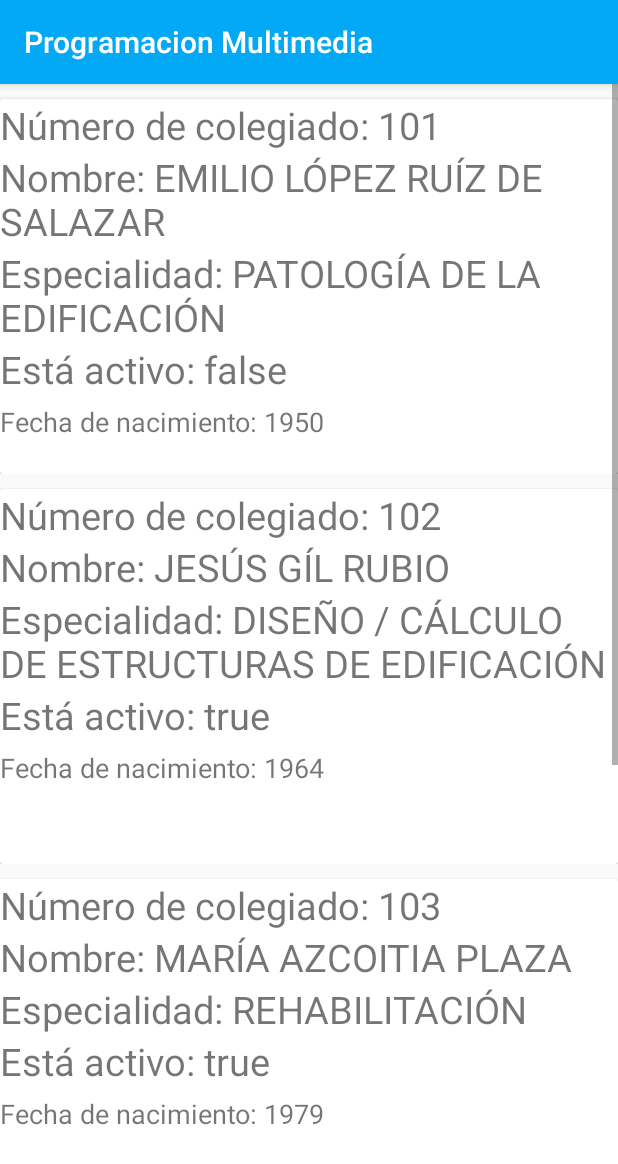
After one commit to RafaelLibrero/PMDM, an Android app: the ArchitectureActivity screen opened directly, with no data from a screen before it, on a phone screen of 412 x 824 dp. The commit adds this screen. Shown: the top 1164 px of the screen. Run offline under Robolectric (Android 15) with nearby library versions, the phone set to English and light mode, and no system bars.

Commit message:
RecyclerView en Arquitectura con json

```diff
--- a/app/build.gradle
+++ b/app/build.gradle
@@ -35,6 +35,7 @@ dependencies {
     implementation 'androidx.constraintlayout:constraintlayout:2.1.4'
     implementation 'androidx.navigation:navigation-ui:2.5.3'
     implementation 'androidx.recyclerview:recyclerview:1.2.1'
+    implementation 'com.google.code.gson:gson:2.9.0'
     testImplementation 'junit:junit:4.13.2'
     androidTestImplementation 'androidx.test.ext:junit:1.1.3'
     androidTestImplementation 'androidx.test.espresso:espresso-core:3.4.0'
--- /dev/null
+++ b/app/src/main/java/com/rafaellibrero/programacionmultimedia/ui/architecture/ArchitectureActivity.java
@@ -0,0 +1,97 @@
+package com.rafaellibrero.programacionmultimedia.ui.architecture;
+
+import androidx.appcompat.app.AppCompatActivity;
+import androidx.recyclerview.widget.LinearLayoutManager;
+import androidx.recyclerview.widget.RecyclerView;
+
+import android.os.Bundle;
+import android.util.Log;
+
+import com.rafaellibrero.programacionmultimedia.R;
+import com.rafaellibrero.programacionmultimedia.ui.architecture.recycler.Arquitectura;
+import com.rafaellibrero.programacionmultimedia.ui.architecture.recycler.Adapter;
+
+import org.json.JSONArray;
+import org.json.JSONException;
+import org.json.JSONObject;
+
+import java.io.BufferedReader;
+import java.io.IOException;
+import java.io.InputStream;
+import java.io.InputStreamReader;
+import java.util.ArrayList;
+
+public class ArchitectureActivity extends AppCompatActivity {
+
+    private ArrayList<Arquitectura> elements;
+
+    private static final String TAG = "ArchitectureActivity";
+
+    @Override
+    protected void onCreate(Bundle savedInstanceState) {
+        super.onCreate(savedInstanceState);
+        setContentView(R.layout.activity_architecture);
+
+        elements = new ArrayList<>();
+
+        Adapter recyclerViewAdapter = new Adapter(elements, this);
+
+        RecyclerView recyclerView = findViewById(R.id.recyclerView);
+        recyclerView.setLayoutManager(new LinearLayoutManager(this));
+        recyclerView.setHasFixedSize(true);
+        recyclerView.setAdapter(recyclerViewAdapter);
+
+        addItemsFromJSON();
+
+    }
+
+    private void addItemsFromJSON() {
+        try {
+
+            String jsonDataString = readJSONDataFromFile();
+            JSONArray jsonArray = new JSONArray(jsonDataString);
+
+            for (int i=0; i<jsonArray.length(); ++i) {
+
+                JSONObject itemObj = jsonArray.getJSONObject(i);
+
+                int numColegiado = itemObj.getInt("NumColegiado");
+                String nombre = itemObj.getString("Nombre");
+                String especialidad = itemObj.getString("Especialidad");
+                boolean estaActivo = itemObj.getBoolean("EstaActivo");
+                int fechaNacimiento = itemObj.getInt("FechaNacimiento");
+
+                Arquitectura arquitectura = new Arquitectura
+                        (numColegiado,nombre,especialidad, estaActivo, fechaNacimiento);
+                elements.add(arquitectura);
+            }
+
+        } catch (JSONException | IOException e) {
+            Log.d(TAG, "addItemsFromJSON: ", e);
+        }
+    }
+
+    private String readJSONDataFromFile() throws IOException {
+
+        InputStream inputStream = null;
+        StringBuilder builder = new StringBuilder();
+
+        try {
+
+            String jsonString = null;
+            inputStream = getResources().openRawResource(R.raw.arquitectura);
+            BufferedReader bufferedReader = new BufferedReader(
+                    new InputStreamReader(inputStream, "UTF-8"));
+
+            while ((jsonString = bufferedReader.readLine()) != null) {
+                builder.append(jsonString);
+            }
+
+        } finally {
+            if (inputStream != null) {
+                inputStream.close();
+            }
+        }
+        return new String(builder);
+    }
+}
--- /dev/null
+++ b/app/src/main/java/com/rafaellibrero/programacionmultimedia/ui/architecture/recycler/Adapter.java
@@ -0,0 +1,66 @@
+package com.rafaellibrero.programacionmultimedia.ui.architecture.recycler;
+
+import android.content.Context;
+import android.view.LayoutInflater;
+import android.view.View;
+import android.view.ViewGroup;
+import android.widget.TextView;
+
+import androidx.annotation.NonNull;
+import androidx.recyclerview.widget.RecyclerView;
+
+import com.rafaellibrero.programacionmultimedia.R;
+
+import java.util.ArrayList;
+
+public class Adapter extends RecyclerView.Adapter<Adapter.MyViewHolder> {
+
+    private ArrayList<Arquitectura> list;
+    private final Context mContext;
+
+    public Adapter(ArrayList<Arquitectura> list, Context context) {
+        this.list = list;
+        this.mContext = context;
+    }
+
+    @Override
+    public MyViewHolder onCreateViewHolder(@NonNull ViewGroup parent, int viewType) {
+
+        View view = LayoutInflater.from(parent.getContext()).inflate(R.layout.row_architecture, parent, false);
+        return new MyViewHolder(view);
+    }
+
+    @Override
+    public void onBindViewHolder(@NonNull MyViewHolder holder, int position) {
+        holder.numColegiado.setText(mContext.getString(R.string.arch_NumColegiado, list.get(position).getNumColegiado()));
+        holder.nombre.setText(mContext.getString(R.string.arch_Nombre, list.get(position).getNombre()));
+        holder.especialidad.setText(mContext.getString(R.string.arch_Especialidad, list.get(position).getEspecialidad()));
+        holder.estaActivo.setText(mContext.getString(R.string.arch_EstaActivo, list.get(position).getEstaActivo()));
+        holder.fechaNacimiento.setText(mContext.getString(R.string.arch_FechaDeNacimiento, list.get(position).getFechaNacimiento()));
+    }
+
+    @Override
+    public int getItemCount() {
+        return list.size();
+    }
+
+    public class MyViewHolder extends RecyclerView.ViewHolder{
+
+        private TextView numColegiado;
+        private TextView nombre;
+        private TextView especialidad;
+        private TextView estaActivo;
+        private TextView fechaNacimiento;
+
+        public MyViewHolder(@NonNull View itemView) {
+            super(itemView);
+
+            numColegiado = itemView.findViewById(R.id.tvNumColegiado);
+            nombre = itemView.findViewById(R.id.tvNombre);
+            especialidad = itemView.findViewById(R.id.tvEspecialidad);
+            estaActivo = itemView.findViewById(R.id.tvEstaActivo);
+            fechaNacimiento = itemView.findViewById(R.id.tvFechaNacimiento);
+        }
+    }
+
+}
--- /dev/null
+++ b/app/src/main/java/com/rafaellibrero/programacionmultimedia/ui/architecture/recycler/Arquitectura.java
@@ -0,0 +1,40 @@
+package com.rafaellibrero.programacionmultimedia.ui.architecture.recycler;
+
+public class Arquitectura {
+
+    private final int NumColegiado;
+    private final String Nombre;
+    private final String Especialidad;
+    private final boolean EstaActivo;
+    private final int FechaNacimiento;
+
+    public Arquitectura
+            (int NumColegiado, String Nombre, String Especialidad,
+             boolean EstaActivo, int FechaNacimiento) {
+        this.NumColegiado = NumColegiado;
+        this.Nombre = Nombre;
+        this.Especialidad = Especialidad;
+        this.EstaActivo = EstaActivo;
+        this.FechaNacimiento = FechaNacimiento;
+    }
+
+    public String getNumColegiado(){
+        return String.valueOf(NumColegiado);
+    }
+
+    public String getNombre(){
+        return Nombre;
+    }
+
+    public String getEspecialidad(){
+        return Especialidad;
+    }
+
+    public String getEstaActivo(){
+        return String.valueOf(EstaActivo);
+    }
+
+    public String getFechaNacimiento(){
+        return String.valueOf(FechaNacimiento);
+    }
+}
--- a/app/src/main/java/com/rafaellibrero/programacionmultimedia/ui/recycler/ListElement.java
+++ b/app/src/main/java/com/rafaellibrero/programacionmultimedia/ui/picture/recycler/ListElement.java
@@ -1,4 +1,4 @@
-package com.rafaellibrero.programacionmultimedia.ui.recycler;
+package com.rafaellibrero.programacionmultimedia.ui.picture.recycler;
 
 import java.io.Serializable;
 
--- a/app/src/main/java/com/rafaellibrero/programacionmultimedia/ui/recycler/RVAdapter.java
+++ b/app/src/main/java/com/rafaellibrero/programacionmultimedia/ui/picture/recycler/RVAdapter.java
@@ -1,4 +1,4 @@
-package com.rafaellibrero.programacionmultimedia.ui.recycler;
+package com.rafaellibrero.programacionmultimedia.ui.picture.recycler;
 
 import android.view.LayoutInflater;
 import android.view.View;
@@ -16,7 +16,7 @@ public class RVAdapter
         extends RecyclerView.Adapter<RVAdapter.MyViewHolder>
         implements  View.OnClickListener {
 
-    ArrayList<ListElement> list;
+    private ArrayList<ListElement> list;
     private View.OnClickListener listener;
 
     public RVAdapter(ArrayList<ListElement> list) {
@@ -26,7 +26,7 @@ public class RVAdapter
     @Override
     public MyViewHolder onCreateViewHolder(@NonNull ViewGroup parent, int viewType) {
 
-        View view = LayoutInflater.from(parent.getContext()).inflate(R.layout.row, parent, false);
+        View view = LayoutInflater.from(parent.getContext()).inflate(R.layout.row_picture, parent, false);
         view.setOnClickListener(this);
         return new MyViewHolder(view);
     }
--- a/app/src/main/res/drawable/ic_baseline_question_mark_24.xml
+++ b/app/src/main/res/layout/activity_architecture.xml
@@ -1,5 +1,15 @@
-<vector android:height="24dp" android:tint="#8F8F8F"
-    android:viewportHeight="24" android:viewportWidth="24"
-    android:width="24dp" xmlns:android="http://schemas.android.com/apk/res/android">
-    <path android:fillColor="@android:color/white" android:pathData="M11.07,12.85c0.77,-1.39 2.25,-2.21 3.11,-3.44c0.91,-1.29 0.4,-3.7 -2.18,-3.7c-1.69,0 -2.52,1.28 -2.87,2.34L6.54,6.96C7.25,4.83 9.18,3 11.99,3c2.35,0 3.96,1.07 4.78,2.41c0.7,1.15 1.11,3.3 0.03,4.9c-1.2,1.77 -2.35,2.31 -2.97,3.45c-0.25,0.46 -0.35,0.76 -0.35,2.24h-2.89C10.58,15.22 10.46,13.95 11.07,12.85zM14,20c0,1.1 -0.9,2 -2,2s-2,-0.9 -2,-2c0,-1.1 0.9,-2 2,-2S14,18.9 14,20z"/>
-</vector>
+<?xml version="1.0" encoding="utf-8"?>
+<androidx.constraintlayout.widget.ConstraintLayout xmlns:android="http://schemas.android.com/apk/res/android"
+    xmlns:app="http://schemas.android.com/apk/res-auto"
+    xmlns:tools="http://schemas.android.com/tools"
+    android:layout_width="match_parent"
+    android:layout_height="match_parent"
+    tools:context=".ui.architecture.ArchitectureActivity">
+
+    <androidx.recyclerview.widget.RecyclerView
+        android:layout_width="match_parent"
+        android:layout_height="match_parent"
+        android:id="@+id/recyclerView"
+        android:scrollbars="vertical"/>
+
+</androidx.constraintlayout.widget.ConstraintLayout>
--- /dev/null
+++ b/app/src/main/res/layout/row_architecture.xml
@@ -0,0 +1,52 @@
+<?xml version="1.0" encoding="utf-8"?>
+<LinearLayout xmlns:android="http://schemas.android.com/apk/res/android"
+    android:orientation="vertical"
+    android:layout_width="match_parent"
+    android:layout_height="wrap_content">
+
+    <androidx.cardview.widget.CardView
+        android:layout_marginTop="10dp"
+        android:id="@+id/cardView"
+        android:layout_width="match_parent"
+        android:layout_height="wrap_content">
+
+        <LinearLayout
+            android:layout_width="match_parent"
+            android:layout_height="250dp"
+            android:orientation="vertical">
+
+            <TextView
+                android:id="@+id/tvNumColegiado"
+                android:layout_width="wrap_content"
+                android:layout_height="wrap_content"
+                android:textSize="25sp" />
+
+            <TextView
+                android:id="@+id/tvNombre"
+                android:layout_width="wrap_content"
+                android:layout_height="wrap_content"
+                android:textSize="25sp" />
+
+            <TextView
+                android:id="@+id/tvEspecialidad"
+                android:layout_width="wrap_content"
+                android:layout_height="wrap_content"
+                android:textSize="25sp" />
+
+            <TextView
+                android:id="@+id/tvEstaActivo"
+                android:layout_width="wrap_content"
+                android:layout_height="wrap_content"
+                android:textSize="25sp" />
+
+            <TextView
+                android:id="@+id/tvFechaNacimiento"
+                android:layout_width="wrap_content"
+                android:layout_height="wrap_content"
+                android:layout_marginTop="5dp"
+                android:textSize="18sp" />
+        </LinearLayout>
+
+    </androidx.cardview.widget.CardView>
+
+</LinearLayout>
--- a/app/src/main/res/values/strings.xml
+++ b/app/src/main/res/values/strings.xml
@@ -13,6 +13,7 @@
     <string name="drawer_username">Nombre: %1$s</string>
     <string name="drawer_email">Email: %1$s</string>
     <string name="drawer_phone">Teléfono: %1$s</string>
+
     <string name="menu_biography">BIOGRAFÍA</string>
     <string name="menu_sculpture">ESCULTURA</string>
     <string name="menu_painting">PINTURA</string>
@@ -22,4 +23,10 @@
     <string name="menu_search">BÚSQUEDA</string>
     <string name="menu_exit">SALIDA</string>
 
+    <string name="arch_NumColegiado">Número de colegiado: %1$s</string>
+    <string name="arch_Nombre">Nombre: %1$s</string>
+    <string name="arch_Especialidad">Especialidad: %1$s</string>
+    <string name="arch_EstaActivo">Está activo: %1$s</string>
+    <string name="arch_FechaDeNacimiento">Fecha de nacimiento: %1$s</string>
+
 </resources>
```
Also changed, not shown: app/src/main/AndroidManifest.xml (+13 -6 lines), app/src/main/assets/json/arquitectura.json (added, +37 -0 lines), app/src/main/java/com/rafaellibrero/programacionmultimedia/DrawerNavigation.java (+9 -2 lines), app/src/main/java/com/rafaellibrero/programacionmultimedia/ui/picture/PictureActivity.java (renamed from app/src/main/java/com/rafaellibrero/programacionmultimedia/ui/PictureActivity.java, +4 -4 lines), app/src/main/res/raw/arquitectura.json (added, +37 -0 lines), app/src/main/res/layout/row_picture.xml (renamed from app/src/main/res/layout/row.xml).
